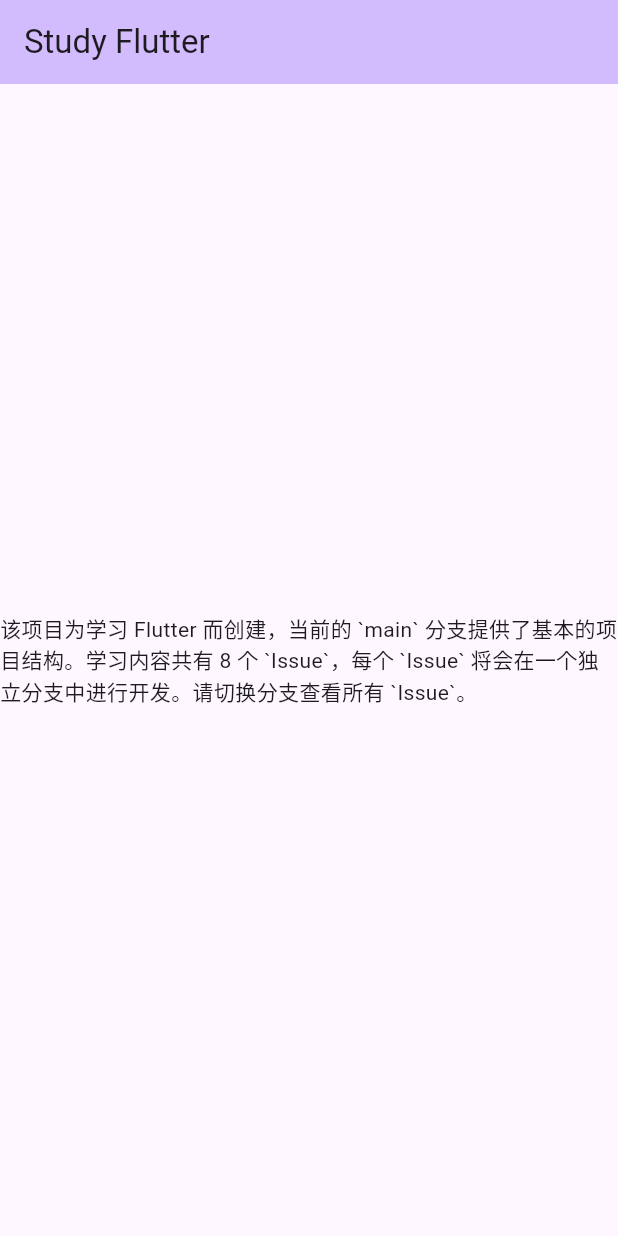
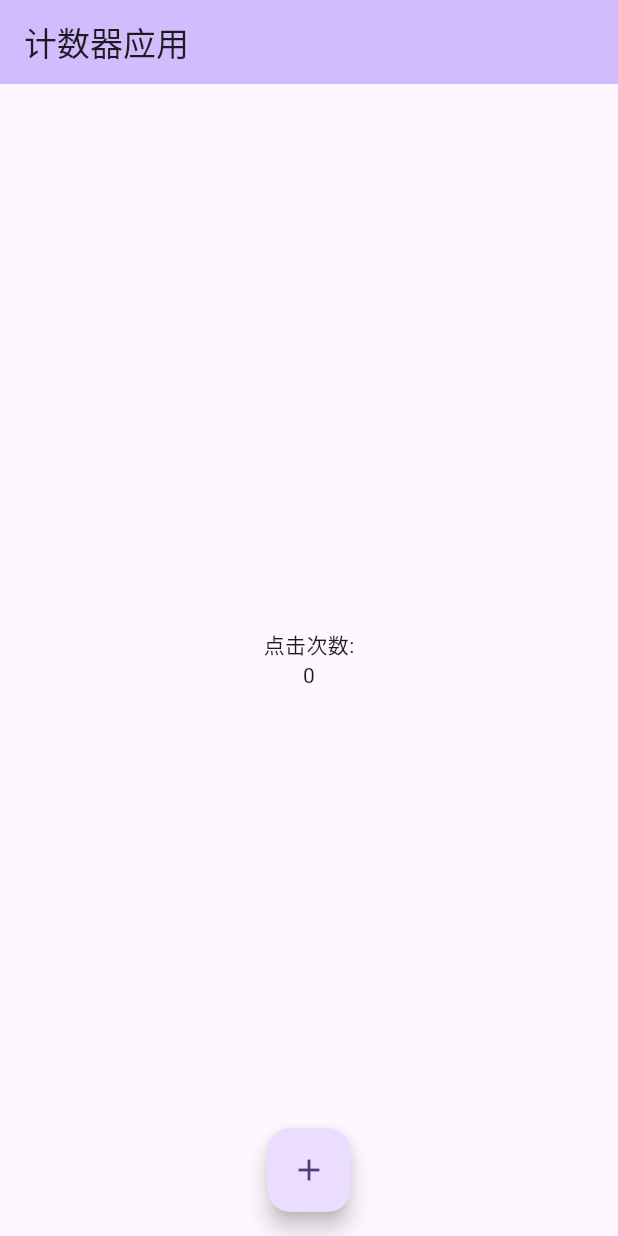
Before and after one commit to huyikai/flutter-study, a Flutter app: the screen it shows after launch, on a phone screen of 412 x 824 dp. Run offline on Flutter 3.47's test engine with Material 3 defaults, Android fonts, the phone set to English and light mode, and no system bars.

Commit message:
feature: counter

```diff
--- a/lib/main.dart
+++ b/lib/main.dart
@@ -15,21 +15,29 @@ class MyApp extends StatelessWidget {
         colorScheme: ColorScheme.fromSeed(seedColor: Colors.deepPurple),
         useMaterial3: true,
       ),
-      home: const MyHomePage(title: 'Study Flutter'),
+      home: const CounterPage(title: '计数器应用'),
     );
   }
 }
 
-class MyHomePage extends StatefulWidget {
-  const MyHomePage({super.key, required this.title});
+class CounterPage extends StatefulWidget {
+  const CounterPage({super.key, required this.title});
 
   final String title;
 
   @override
-  State<MyHomePage> createState() => _MyHomePageState();
+  State<CounterPage> createState() => _CounterPageState();
 }
 
-class _MyHomePageState extends State<MyHomePage> {
+class _CounterPageState extends State<CounterPage> {
+  int _counter = 0;
+
+  void _incrementCounter() {
+    setState(() {
+      _counter++;
+    });
+  }
+
   @override
   Widget build(BuildContext context) {
     return Scaffold(
@@ -38,8 +46,21 @@ class _MyHomePageState extends State<MyHomePage> {
         title: Text(widget.title),
       ),
       body: Center(
-        child: const Text(
-            '该项目为学习 Flutter 而创建，当前的 `main` 分支提供了基本的项目结构。学习内容共有 8 个 `Issue`，每个 `Issue` 将会在一个独立分支中进行开发。请切换分支查看所有 `Issue`。'),
+        child: Column(
+          mainAxisAlignment: MainAxisAlignment.center,
+          children: <Widget>[
+            const Text('点击次数:'),
+            Text(
+              '$_counter',
+            ),
+          ],
+        ),
+      ),
+      floatingActionButtonLocation: FloatingActionButtonLocation.centerFloat,
+      floatingActionButton: FloatingActionButton(
+        onPressed: _incrementCounter,
+        tooltip: 'Increment',
+        child: const Icon(Icons.add),
       ),
     );
   }
```
